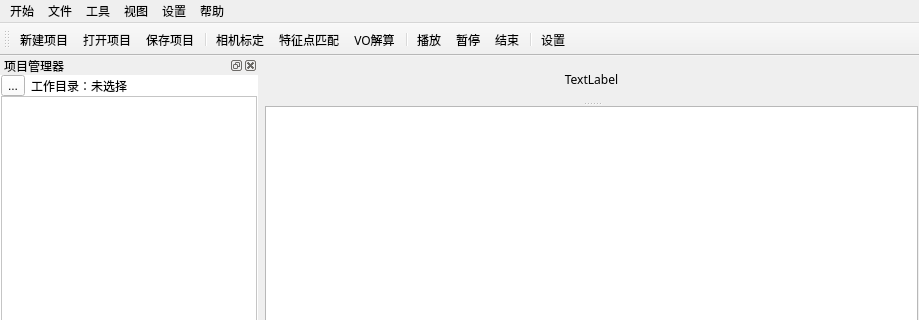
This is voplatform.ui in TTTTas/VOPlatForm as Qt 5 draws it before an edit; both pictures show x 0 to 919 and y 0 to 320 of the 919 by 647 pixel window. The edited form follows.
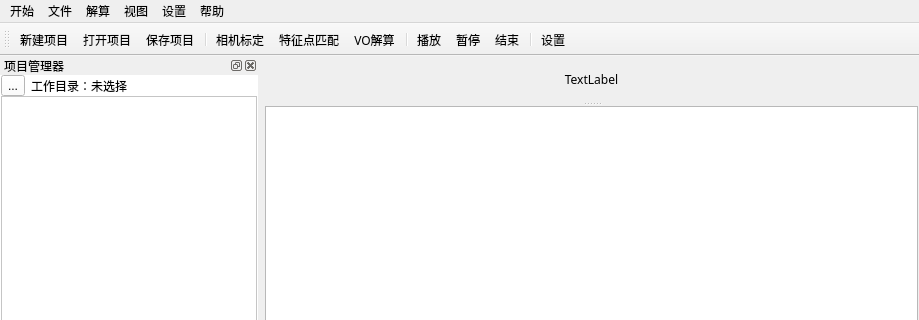
This is the edited form. Icons and pictures are not drawn.

```diff
--- a/voplatform.ui
+++ b/voplatform.ui
@@ -89,7 +89,7 @@
    </widget>
    <widget class="QMenu" name="menu_3">
     <property name="title">
-     <string>工具</string>
+     <string>解算</string>
     </property>
     <addaction name="actioncalibration"/>
     <addaction name="actionmatching"/>
```
Left out of the diff: 4 changed lines with no effect on the pictures.
